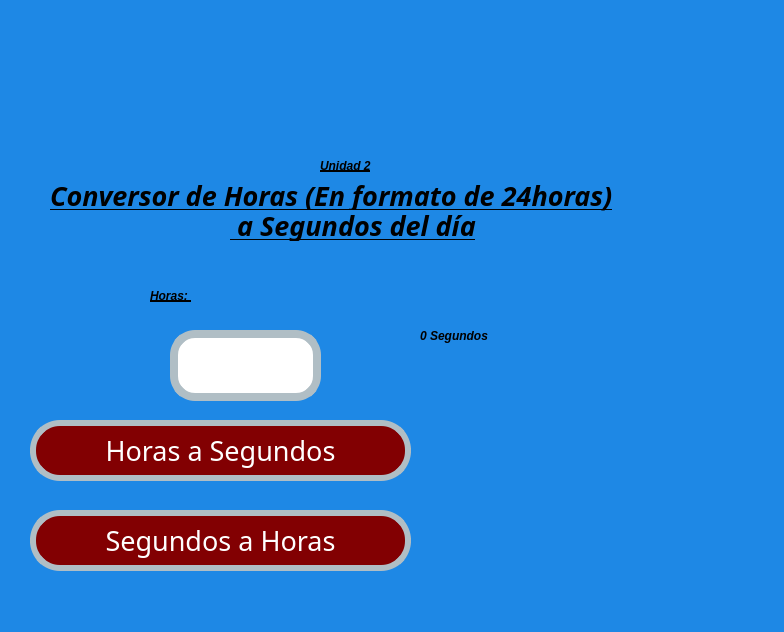
The window that Unidad 1/Ejercicios 2/U2_E02_Horas_a_Segundos.ui (Perales14/PIP_2025_1_eq5) describes before a commit, drawn with Qt 5.
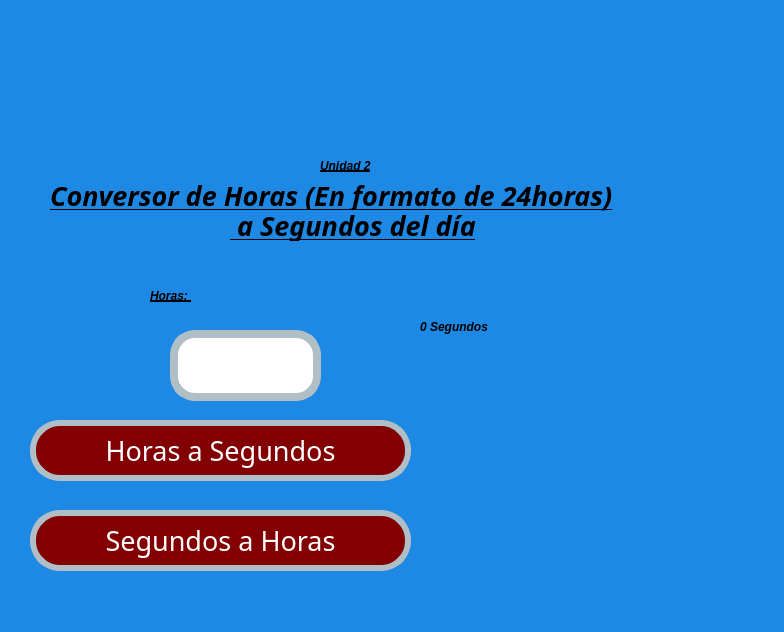
The same window after the commit. Icons and pictures are not drawn.

The edit to the form file:
```diff
--- a/Unidad 1/Ejercicios 2/U2_E02_Horas_a_Segundos.ui
+++ b/Unidad 1/Ejercicios 2/U2_E02_Horas_a_Segundos.ui
@@ -25,7 +25,7 @@
    <widget class="QLabel" name="lbl_imagenUat">
     <property name="geometry">
      <rect>
-      <x>60</x>
+      <x>0</x>
       <y>0</y>
       <width>331</width>
       <height>121</height>
@@ -47,8 +47,8 @@
    <widget class="QLabel" name="lbl_imagenFi">
     <property name="geometry">
      <rect>
-      <x>550</x>
-      <y>10</y>
+      <x>570</x>
+      <y>0</y>
       <width>211</width>
       <height>141</height>
      </rect>
@@ -69,8 +69,8 @@
    <widget class="QLabel" name="lbl_imagenGatos">
     <property name="geometry">
      <rect>
-      <x>440</x>
-      <y>380</y>
+      <x>470</x>
+      <y>410</y>
       <width>311</width>
       <height>171</height>
      </rect>
@@ -172,8 +172,8 @@
      <rect>
       <x>420</x>
       <y>320</y>
-      <width>201</width>
-      <height>31</height>
+      <width>281</width>
+      <height>91</height>
      </rect>
     </property>
     <property name="styleSheet">
@@ -186,6 +186,12 @@
     <property name="text">
      <string>0 Segundos</string>
     </property>
+    <property name="alignment">
+     <set>Qt::AlignLeading|Qt::AlignLeft|Qt::AlignTop</set>
+    </property>
+    <property name="wordWrap">
+     <bool>true</bool>
+    </property>
    </widget>
    <widget class="QLineEdit" name="txt_Valor">
     <property name="geometry">
```
Left out of the diff: 7 changed lines with no effect on the pictures.
